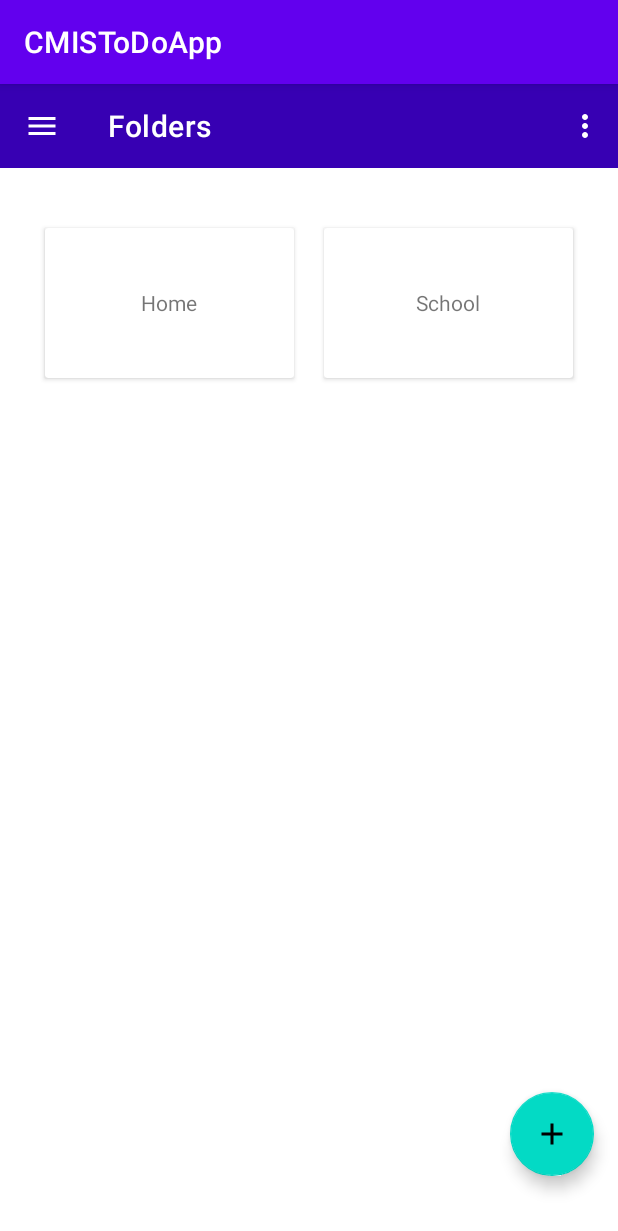
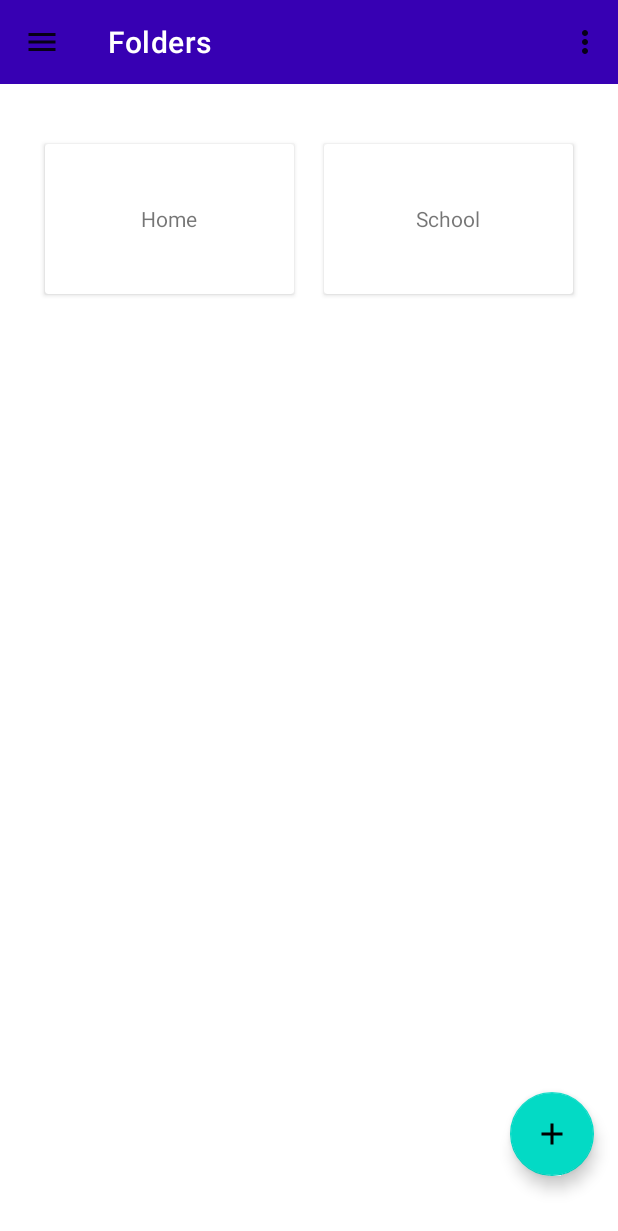
Before and after one commit to dasMichal/CMISToDoApp, an Android app: the screen it shows after launch (FolderSelectActivity), on a phone screen of 412 x 824 dp. Shown: the top 1231 px of the screen. Run offline under Robolectric (Android 15) with nearby library versions, the phone set to English and light mode, and no system bars.

Commit message:
Misc Changes

```diff
--- a/app/src/main/res/values-night/themes.xml
+++ b/app/src/main/res/values-night/themes.xml
@@ -1,6 +1,6 @@
 <resources xmlns:tools="http://schemas.android.com/tools">
     <!-- Base application theme. -->
-    <style name="Theme.CMISToDoApp" parent="Theme.MaterialComponents.DayNight.DarkActionBar">
+    <style name="Theme.CMISToDoApp" parent="Theme.MaterialComponents.DayNight.NoActionBar">
         <!-- Primary brand color. -->
         <item name="colorPrimary">@color/purple_200</item>
         <item name="colorPrimaryVariant">@color/purple_700</item>
--- a/app/src/main/res/values/themes.xml
+++ b/app/src/main/res/values/themes.xml
@@ -1,6 +1,6 @@
 <resources xmlns:tools="http://schemas.android.com/tools">
     <!-- Base application theme. -->
-    <style name="Theme.CMISToDoApp" parent="Theme.MaterialComponents.DayNight.DarkActionBar">
+    <style name="Theme.CMISToDoApp" parent="Theme.MaterialComponents.DayNight.NoActionBar">
         <!-- Primary brand color. -->
         <item name="colorPrimary">@color/purple_500</item>
         <item name="colorPrimaryVariant">@color/purple_700</item>
```
